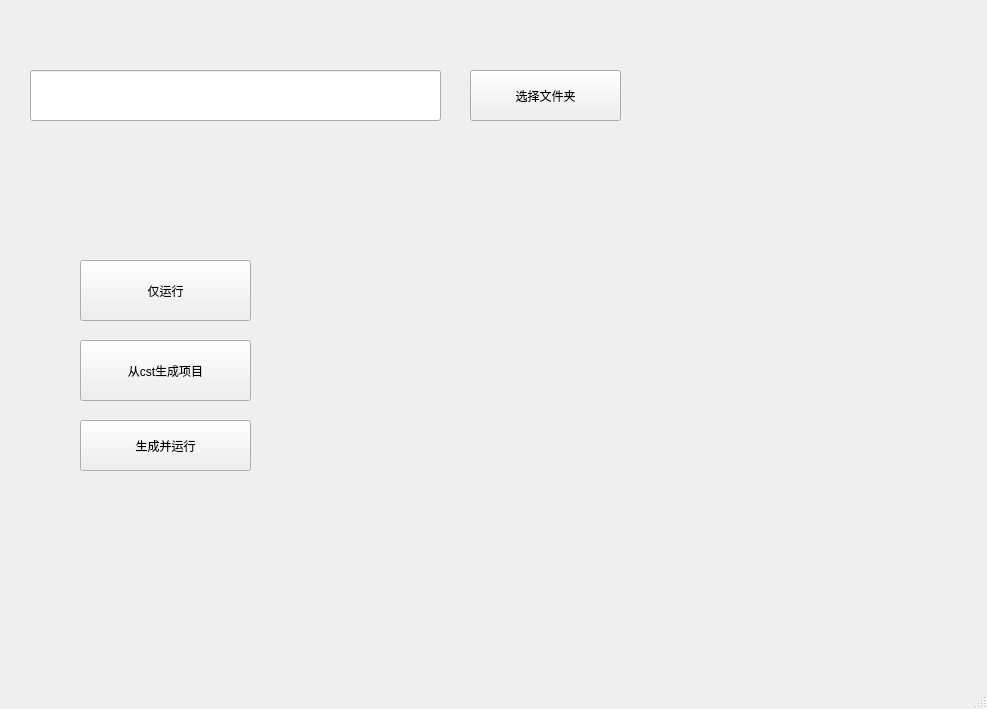
This is GUI/ui_main.ui in wzmsykk/cst_tools as Qt 5 draws it before an edit. The edited form follows.
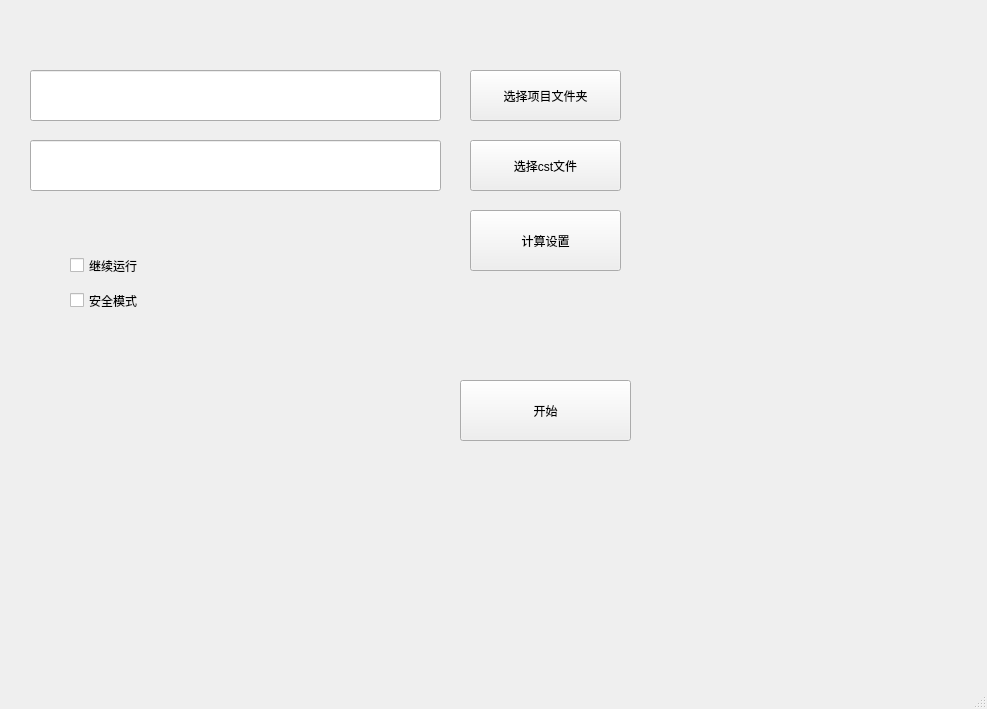
This is the edited form.

The edit to the form file:
```diff
--- a/GUI/ui_main.ui
+++ b/GUI/ui_main.ui
@@ -24,7 +24,7 @@
      </rect>
     </property>
     <property name="text">
-     <string>选择文件夹</string>
+     <string>选择项目文件夹</string>
     </property>
    </widget>
    <widget class="QLineEdit" name="dirNameLineEdit">
@@ -40,40 +40,14 @@
    <widget class="QPushButton" name="RunOnlyButton">
     <property name="geometry">
      <rect>
-      <x>80</x>
-      <y>260</y>
+      <x>460</x>
+      <y>380</y>
       <width>171</width>
       <height>61</height>
      </rect>
     </property>
     <property name="text">
-     <string>仅运行</string>
-    </property>
-   </widget>
-   <widget class="QPushButton" name="GenerateOnlyButton">
-    <property name="geometry">
-     <rect>
-      <x>80</x>
-      <y>340</y>
-      <width>171</width>
-      <height>61</height>
-     </rect>
-    </property>
-    <property name="text">
-     <string>从cst生成项目</string>
-    </property>
-   </widget>
-   <widget class="QPushButton" name="GenerateAndRunButton">
-    <property name="geometry">
-     <rect>
-      <x>80</x>
-      <y>420</y>
-      <width>171</width>
-      <height>51</height>
-     </rect>
-    </property>
-    <property name="text">
-     <string>生成并运行</string>
+     <string>开始</string>
     </property>
    </widget>
    <widget class="QWidget" name="horizontalLayoutWidget">
@@ -87,6 +61,68 @@
     </property>
     <layout class="QHBoxLayout" name="LogBoxLayout"/>
    </widget>
+   <widget class="QPushButton" name="AlgSettingButton">
+    <property name="geometry">
+     <rect>
+      <x>470</x>
+      <y>210</y>
+      <width>151</width>
+      <height>61</height>
+     </rect>
+    </property>
+    <property name="text">
+     <string>计算设置</string>
+    </property>
+   </widget>
+   <widget class="QLineEdit" name="cstFilePathLineEdit">
+    <property name="geometry">
+     <rect>
+      <x>30</x>
+      <y>140</y>
+      <width>411</width>
+      <height>51</height>
+     </rect>
+    </property>
+   </widget>
+   <widget class="QPushButton" name="selectCSTPathButton">
+    <property name="geometry">
+     <rect>
+      <x>470</x>
+      <y>140</y>
+      <width>151</width>
+      <height>51</height>
+     </rect>
+    </property>
+    <property name="text">
+     <string>选择cst文件</string>
+    </property>
+   </widget>
+   <widget class="QCheckBox" name="checkBox_CTN">
+    <property name="geometry">
+     <rect>
+      <x>70</x>
+      <y>250</y>
+      <width>121</width>
+      <height>31</height>
+     </rect>
+    </property>
+    <property name="text">
+     <string>继续运行</string>
+    </property>
+   </widget>
+   <widget class="QCheckBox" name="checkBox_SAFE">
+    <property name="geometry">
+     <rect>
+      <x>70</x>
+      <y>290</y>
+      <width>101</width>
+      <height>21</height>
+     </rect>
+    </property>
+    <property name="text">
+     <string>安全模式</string>
+    </property>
+   </widget>
   </widget>
   <widget class="QMenuBar" name="menubar">
    <property name="geometry">
```
Left out of the diff: 2 changed lines with no effect on the pictures.
